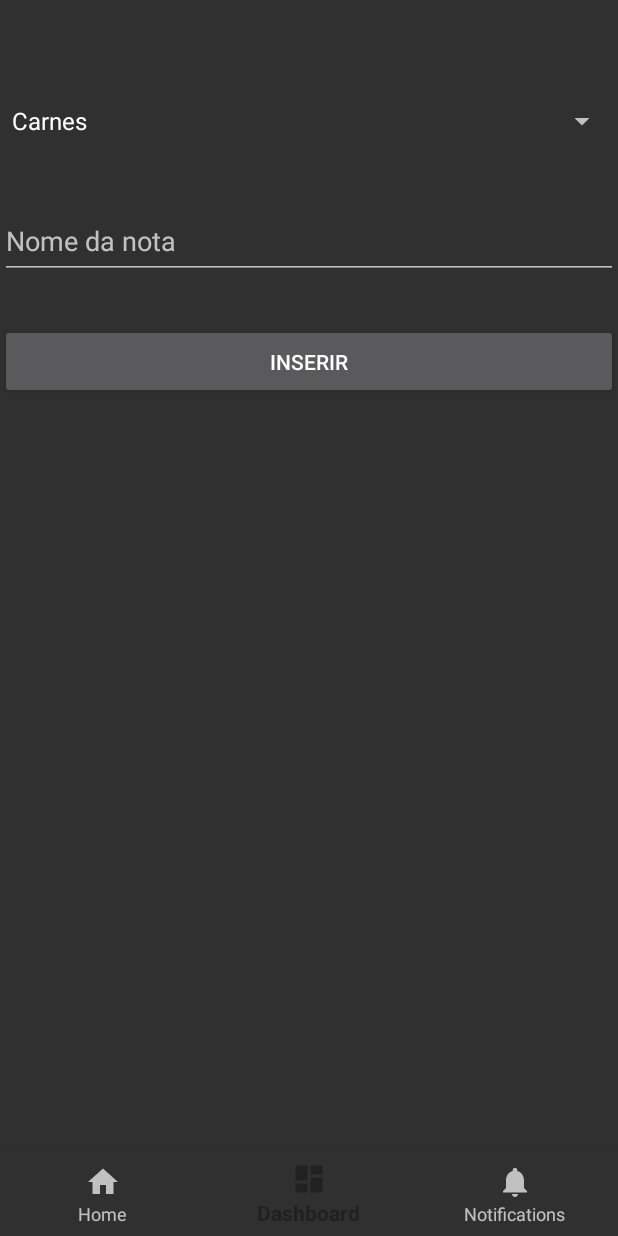
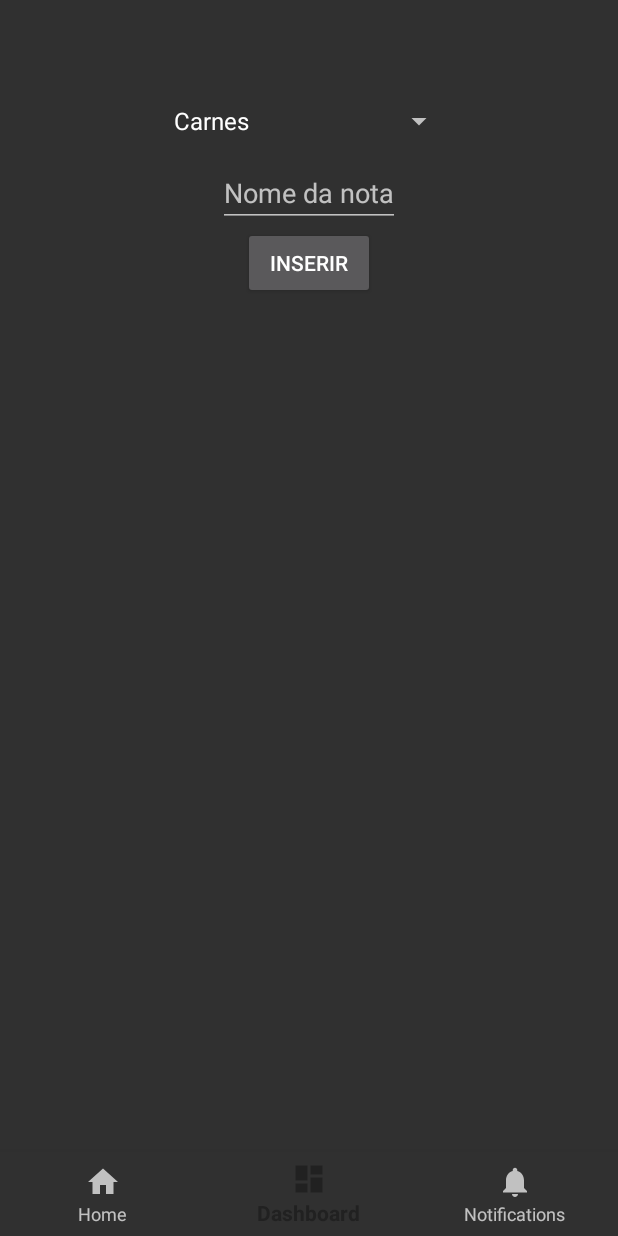
Before and after one commit to bcovies/android-notes, an Android app: the DashboardFragment screen opened through its navigation route, on a phone screen of 412 x 824 dp. Run offline under Robolectric (Android 15) with nearby library versions, the phone set to English and light mode, and no system bars; our stand-ins replace Firebase (no records; nobody signed in at launch, a user with empty details on screens opened directly), navigation-ui.

Commit message:
(4) - Refactoring de todo código.

```diff
--- a/app/src/main/res/layout/fragment_dashboard.xml
+++ b/app/src/main/res/layout/fragment_dashboard.xml
@@ -13,29 +13,30 @@
         android:layout_width="match_parent"
         android:layout_height="wrap_content"
         android:orientation="vertical">
+
         <Spinner
             android:id="@+id/fragment_dashboard_spinner"
-            android:layout_width="match_parent"
-            android:layout_height="50dp"
-            android:layout_marginBottom="30dp" />
+            android:layout_width="wrap_content"
+            android:layout_gravity="center"
+            android:layout_height="50dp" />
 
         <EditText
             android:id="@+id/fragment_dashboard_editText_produto"
-            android:layout_width="match_parent"
-            android:layout_height="50dp"
-            android:layout_marginBottom="30dp"
-            android:ems="10"
+            android:layout_width="wrap_content"
+            android:layout_height="wrap_content"
+            android:layout_gravity="center"
             android:hint="Nome da nota"
             android:inputType="textPersonName" />
 
         <Button
             android:id="@+id/fragment_dashboard_button_insert"
-            android:layout_width="match_parent"
-            android:layout_height="50dp"
-            android:layout_marginBottom="30dp"
+            android:layout_width="wrap_content"
+            android:layout_height="wrap_content"
+            android:layout_gravity="center"
             android:text="Inserir" />
 
         <androidx.recyclerview.widget.RecyclerView
+            android:layout_marginTop="50dp"
             android:id="@+id/fragment_dashboard_recyclerView"
             android:layout_width="match_parent"
             android:layout_height="wrap_content"
```
